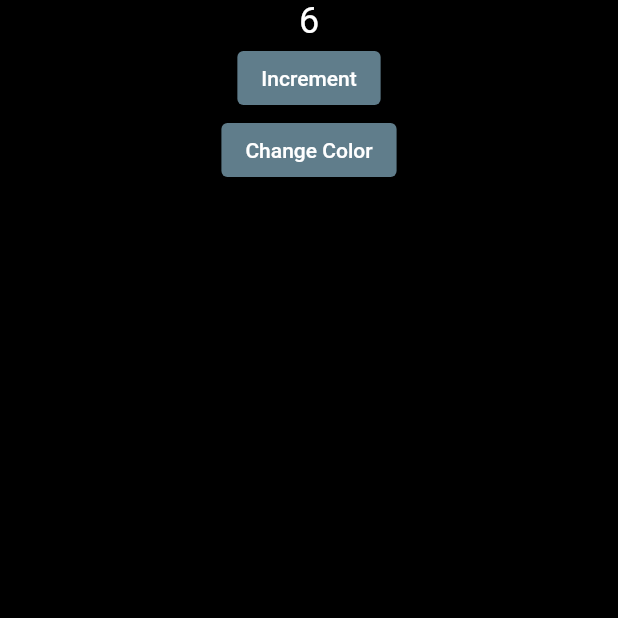
After one commit to HNIDAClassroom/flutter-todoapp-NadaJOUAMAI, a Flutter app: the HomePage screen opened directly, after a tap on "Increment", on a phone screen of 412 x 824 dp, the top half of it. The commit adds this screen. Run offline on Flutter 3.47's test engine with Material 2 defaults, Android fonts, the phone set to English and light mode, and no system bars; our stand-ins replace firebase_auth, firebase_core; missing offline and left inert: firebase_ui_auth; accounts and stored records are empty.

Commit message:
myApp-Third-Commit

```diff
--- a/lib/widgets/login.dart
+++ b/lib/widgets/login.dart
@@ -1,8 +1,6 @@
 import 'package:flutter/material.dart';
-import 'package:login_app/widgets/UserTheme.dart';
 import 'package:login_app/widgets/register.dart';
 import 'package:login_app/widgets/tasks.dart';
-import 'package:provider/provider.dart';
 
 class Login extends StatefulWidget {
   const Login();
@@ -30,10 +28,8 @@ class LoginPage extends State<Login> {
               ],
             ));
   }
-
   @override
   Widget build(BuildContext context) {
-    final userTheme = Provider.of<UserTheme>(context);
     return Scaffold(
       appBar: AppBar(title: const Text("Login page")),
       body: Center(
@@ -76,7 +72,6 @@ class LoginPage extends State<Login> {
                     const SizedBox(height: 15),
                     TextButton(
                       onPressed: () {
-                        userTheme.changeBackgroundColor(Colors.green);
                         Navigator.push(
                           context,
                           MaterialPageRoute(builder: (context) => Tasks()),
--- /dev/null
+++ b/lib/widgets/test_provider.dart
@@ -0,0 +1,77 @@
+import 'package:flutter/material.dart';
+import 'package:provider/provider.dart';
+
+void main() {
+  runApp(
+    ChangeNotifierProvider(
+      create: (context) => UserTheme(),
+      child: MyApp(),
+    ),
+  );
+}
+
+class UserTheme extends ChangeNotifier {
+  int count;
+  Color backgroundColor;
+
+  UserTheme({this.count = 5, this.backgroundColor = Colors.black});
+
+  void incrementCount() {
+    count++;
+    notifyListeners();
+  }
+
+  void changeBackgroundColor(Color bgColor) {
+    backgroundColor = bgColor;
+    notifyListeners();
+  }
+}
+
+class MyApp extends StatelessWidget {
+  @override
+  Widget build(BuildContext context) {
+    return MaterialApp(
+      title: 'Flutter Demo',
+      home: HomePage(),
+    );
+  }
+}
+
+class HomePage extends StatelessWidget {
+  @override
+  Widget build(BuildContext context) {
+    final userTheme = Provider.of<UserTheme>(context);
+    // Accès au modèle de données
+
+    return Scaffold(
+      body: SafeArea(
+        child: Container(
+          height: MediaQuery.of(context).size.height,
+          color: userTheme.backgroundColor,
+          child: Center(
+            child: Column(
+              children: [
+                Text(
+                  userTheme.count.toString(),
+                  style: TextStyle(color: Colors.white, fontSize: 24),
+                ),
+                ElevatedButton(
+                  onPressed: () {
+                    userTheme.incrementCount(); // Appel de la méthode pour incrémenter le compteur
+                  },
+                  child: Text('Increment'),
+                ),
+                ElevatedButton(
+                  onPressed: () {
+                    userTheme.changeBackgroundColor(Colors.purple); // Appel de la méthode pour changer la couleur de l'arrière-plan
+                  },
+                  child: Text('Change Color'),
+                )
+              ],
+            ),
+          ),
+        ),
+      ),
+    );
+  }
+}
--- a/pubspec.yaml
+++ b/pubspec.yaml
@@ -37,6 +37,9 @@ dependencies:
   # Use with the CupertinoIcons class for iOS style icons.
   cupertino_icons: ^1.0.2
   uuid: ^4.1.0
+  firebase_core: ^2.19.0
+  firebase_auth: ^4.11.1
+  firebase_ui_auth: ^1.9.1
 
 dev_dependencies:
   flutter_test:
```
Also changed, not shown: lib/main.dart (+15 -16 lines), lib/widgets/auth_verify.dart (added, +34 -0 lines), lib/firebase_options.dart (added), lib/widgets/UserTheme.dart (line endings or trailing spaces), pubspec.lock, 10 other files.
